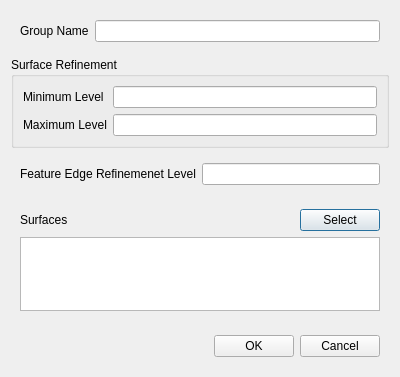
Qt form baramMesh/view/castellation/surface_refinement_dialog.ui (nextfoam/baram) before a commit.
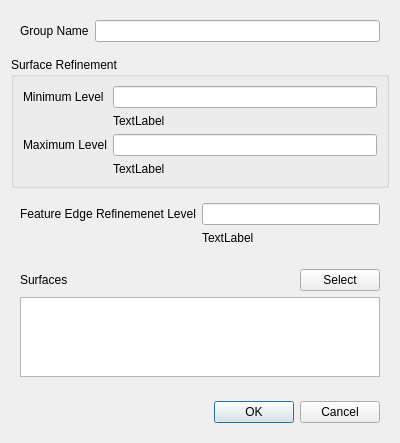
The same form after that commit.

Commit message: Issue baram#509 refinement level 편집 시 cell size 힌트 표시

The edit to the form file:
```diff
--- a/baramMesh/view/castellation/surface_refinement_dialog.ui
+++ b/baramMesh/view/castellation/surface_refinement_dialog.ui
@@ -7,7 +7,7 @@
     <x>0</x>
     <y>0</y>
     <width>400</width>
-    <height>377</height>
+    <height>443</height>
    </rect>
   </property>
   <property name="windowTitle">
@@ -58,16 +58,30 @@
          <item row="0" column="1">
           <widget class="QLineEdit" name="minimumLevel"/>
          </item>
-         <item row="1" column="0">
+         <item row="2" column="0">
           <widget class="QLabel" name="label_5">
            <property name="text">
             <string>Maximum Level</string>
            </property>
           </widget>
          </item>
-         <item row="1" column="1">
+         <item row="2" column="1">
           <widget class="QLineEdit" name="maximumLevel"/>
          </item>
+         <item row="1" column="1">
+          <widget class="QLabel" name="minimumLevelCellSize">
+           <property name="text">
+            <string>TextLabel</string>
+           </property>
+          </widget>
+         </item>
+         <item row="3" column="1">
+          <widget class="QLabel" name="maximumLevelCellSzie">
+           <property name="text">
+            <string>TextLabel</string>
+           </property>
+          </widget>
+         </item>
         </layout>
        </widget>
       </item>
@@ -87,6 +101,13 @@
            </property>
           </widget>
          </item>
+         <item row="2" column="1">
+          <widget class="QLabel" name="featureEdgeLevelCellSize">
+           <property name="text">
+            <string>TextLabel</string>
+           </property>
+          </widget>
+         </item>
         </layout>
        </widget>
       </item>
@@ -172,6 +193,9 @@
         <property name="text">
          <string>OK</string>
         </property>
+        <property name="default">
+         <bool>true</bool>
+        </property>
        </widget>
       </item>
       <item>
```
Left out of the diff: 19 changed lines with no effect on the pictures. The commit also changes 3 other files.
